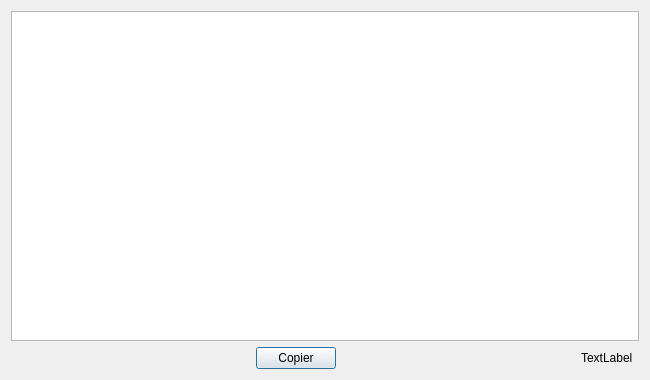
Qt form dial/copie_attributs.ui (IGNF/boite_outils-qgis-plugin) before a commit.
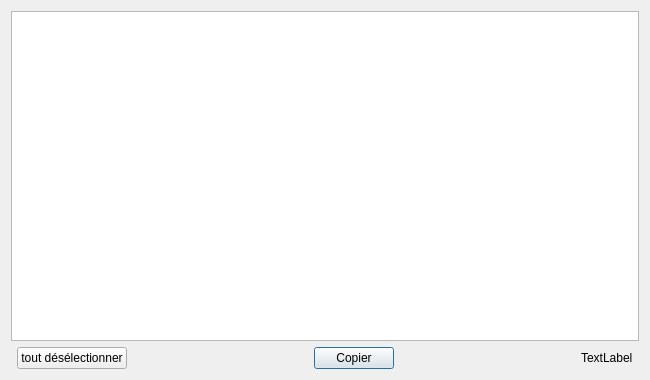
The same form after that commit. Icons and pictures are not drawn.

Commit message: finalisation copie d'attributs

Patch:
```diff
--- a/dial/copie_attributs.ui
+++ b/dial/copie_attributs.ui
@@ -32,22 +32,22 @@
   <layout class="QGridLayout" name="gridLayout_2">
    <item row="0" column="0">
     <layout class="QGridLayout" name="gridLayout">
-     <item row="1" column="2">
+     <item row="1" column="3">
       <widget class="QPushButton" name="pushButton_copier">
        <property name="text">
         <string>Copier</string>
        </property>
       </widget>
      </item>
-     <item row="0" column="0" colspan="6">
+     <item row="0" column="0" colspan="7">
       <widget class="QTableWidget" name="tableWidget">
        <property name="selectionMode">
         <enum>QAbstractItemView::ExtendedSelection</enum>
        </property>
       </widget>
      </item>
-     <item row="1" column="0">
-      <spacer name="horizontalSpacer">
+     <item row="1" column="4">
+      <spacer name="horizontalSpacer_2">
        <property name="orientation">
         <enum>Qt::Horizontal</enum>
        </property>
@@ -59,15 +59,22 @@
        </property>
       </spacer>
      </item>
-     <item row="1" column="4">
+     <item row="1" column="5">
       <widget class="QLabel" name="label_nbsel">
        <property name="text">
         <string>TextLabel</string>
        </property>
       </widget>
      </item>
-     <item row="1" column="3">
-      <spacer name="horizontalSpacer_2">
+     <item row="1" column="1">
+      <widget class="QPushButton" name="pushButton_deselectionne">
+       <property name="text">
+        <string>tout désélectionner</string>
+       </property>
+      </widget>
+     </item>
+     <item row="1" column="2">
+      <spacer name="horizontalSpacer">
        <property name="orientation">
         <enum>Qt::Horizontal</enum>
        </property>
```
The commit also changes 6 other files.
